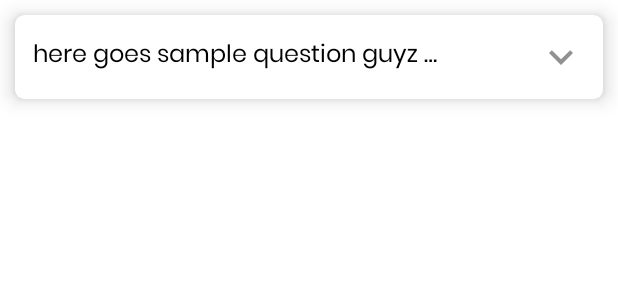
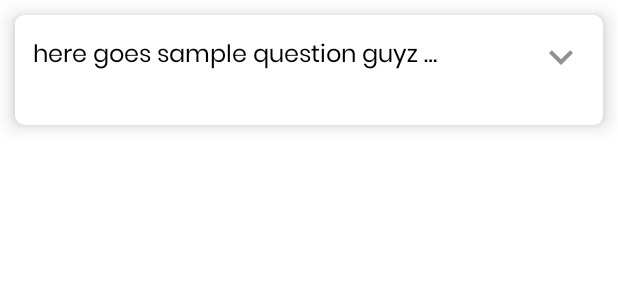
Before and after one commit to Amanegi/Opinion-Poll, an Android app: the layout layout_question_vote.xml on its own in the app's theme, with its tools: preview values and no code run, on a phone screen of 412 x 824 dp. Shown: the top 300 px of the screen. Run offline under Robolectric (Android 15) with nearby library versions, the phone set to English and light mode, and no system bars; plain views replace PieChart.

```diff
--- a/app/src/main/java/com/pravesh/myapplication/admin/activities/AddAdminActivity.java
+++ b/app/src/main/java/com/pravesh/myapplication/admin/activities/AddAdminActivity.java
@@ -32,7 +32,7 @@ import com.google.firebase.firestore.FirebaseFirestore;
 import com.google.firebase.firestore.QueryDocumentSnapshot;
 import com.google.firebase.firestore.QuerySnapshot;
 import com.pravesh.myapplication.R;
-import com.pravesh.myapplication.admin.AdminAdapter;
+import com.pravesh.myapplication.admin.adapter.AdminAdapter;
 import com.pravesh.myapplication.entities.Admin;
 import com.pravesh.myapplication.util.Constants;
 import com.pravesh.myapplication.util.CustomDialog;
--- a/app/src/main/java/com/pravesh/myapplication/admin/activities/AddUserActivity.java
+++ b/app/src/main/java/com/pravesh/myapplication/admin/activities/AddUserActivity.java
@@ -32,7 +32,7 @@ import com.google.firebase.firestore.FirebaseFirestore;
 import com.google.firebase.firestore.QueryDocumentSnapshot;
 import com.google.firebase.firestore.QuerySnapshot;
 import com.pravesh.myapplication.R;
-import com.pravesh.myapplication.admin.AdminAdapter;
+import com.pravesh.myapplication.admin.adapter.AdminAdapter;
 import com.pravesh.myapplication.entities.Admin;
 import com.pravesh.myapplication.util.Constants;
 import com.pravesh.myapplication.util.CustomDialog;
--- a/app/src/main/java/com/pravesh/myapplication/admin/activities/AdminDashboardActivity.java
+++ b/app/src/main/java/com/pravesh/myapplication/admin/activities/AdminDashboardActivity.java
@@ -103,5 +103,6 @@ public class AdminDashboardActivity extends AppCompatActivity {
         editor.clear();
         editor.apply();
         startActivity(new Intent(AdminDashboardActivity.this, LoginActivity.class));
+        finish();
     }
 }
--- a/app/src/main/java/com/pravesh/myapplication/admin/AdminAdapter.java
+++ b/app/src/main/java/com/pravesh/myapplication/admin/adapter/AdminAdapter.java
@@ -1,4 +1,4 @@
-package com.pravesh.myapplication.admin;
+package com.pravesh.myapplication.admin.adapter;
 
 import android.content.Context;
 import android.content.Intent;
--- a/app/src/main/res/layout/layout_question_vote.xml
+++ b/app/src/main/res/layout/layout_question_vote.xml
@@ -9,14 +9,15 @@
 
     <androidx.constraintlayout.widget.ConstraintLayout
         android:layout_width="match_parent"
+        android:layout_height="wrap_content"
         android:animateLayoutChanges="true"
-        android:layout_height="wrap_content"
         android:padding="12dp">
 
         <TextView
             android:id="@+id/txtQuestion"
             android:layout_width="270dp"
             android:layout_height="wrap_content"
+            android:layout_marginTop="2dp"
             android:ellipsize="end"
             android:fontFamily="@font/poppins_regular"
             android:maxLines="1"
@@ -24,15 +25,14 @@
             android:textColor="@android:color/black"
             android:textSize="16sp"
             app:layout_constraintStart_toStartOf="parent"
-            android:layout_marginTop="2dp"
             app:layout_constraintTop_toTopOf="parent" />
 
         <LinearLayout
             android:layout_width="wrap_content"
             android:layout_height="wrap_content"
+            android:orientation="horizontal"
             app:layout_constraintEnd_toEndOf="parent"
-            app:layout_constraintTop_toTopOf="parent"
-            android:orientation="horizontal">
+            app:layout_constraintTop_toTopOf="parent">
 
             <ImageView
                 android:id="@+id/moreBtn"
@@ -40,8 +40,7 @@
                 android:layout_height="32dp"
                 android:background="?android:attr/actionBarItemBackground"
                 android:clickable="true"
-            android:src="@drawable/expand_more_24dp"
-            />
+                android:src="@drawable/expand_more_24dp" />
 
             <ImageView
                 android:id="@+id/lessBtn"
@@ -59,13 +58,13 @@
             android:id="@+id/voteRadioGroup"
             android:layout_width="match_parent"
             android:layout_height="wrap_content"
+            android:animateLayoutChanges="true"
             android:orientation="vertical"
-            android:animateLayoutChanges="true"
             android:padding="10dp"
             android:visibility="gone"
             app:layout_constraintEnd_toEndOf="parent"
             app:layout_constraintStart_toStartOf="parent"
-            app:layout_constraintTop_toBottomOf="@+id/txtQuestion">
+            app:layout_constraintTop_toBottomOf="@+id/txtDate">
 
             <RadioButton
                 android:id="@+id/radio1"
@@ -110,13 +109,22 @@
             app:layout_constraintTop_toBottomOf="@+id/voteRadioGroup" />
 
         <com.github.mikephil.charting.charts.PieChart
+            android:id="@+id/pieChart"
             android:layout_width="match_parent"
-            android:id="@+id/pieChart"
             android:layout_height="350dp"
             android:visibility="gone"
+            android:layout_marginTop="8dp"
+            app:layout_constraintEnd_toEndOf="parent"
             app:layout_constraintStart_toStartOf="parent"
-            app:layout_constraintEnd_toEndOf="parent"
-            app:layout_constraintTop_toBottomOf="@+id/btnVote"/>
+            app:layout_constraintTop_toBottomOf="@+id/txtDate" />
 
+        <TextView
+            android:layout_width="wrap_content"
+            android:layout_height="wrap_content"
+            android:id="@+id/txtDate"
+            android:fontFamily="@font/poppins_regular"
+            android:textSize="12sp"
+            app:layout_constraintTop_toBottomOf="@+id/txtQuestion"
+            app:layout_constraintStart_toStartOf="parent" />
     </androidx.constraintlayout.widget.ConstraintLayout>
 </com.google.android.material.card.MaterialCardView>
--- /dev/null
+++ b/settings.gradle
@@ -0,0 +1,2 @@
+rootProject.name='Opinion Poll'
+include ':app'
```
Also changed, not shown: app/build.gradle (+12 -2 lines), app/src/main/java/com/pravesh/myapplication/admin/activities/AddQuestionActivity.java (+15 -5 lines), app/src/main/java/com/pravesh/myapplication/common/LoginActivity.java (+17 -15 lines), app/src/main/java/com/pravesh/myapplication/common/SplashActivity.java (+7 -6 lines), app/src/main/java/com/pravesh/myapplication/common/VoteAdapter.java (+10 -5 lines), build.gradle (added, +31 -0 lines), gradle.properties (added, +19 -0 lines), gradle/wrapper/gradle-wrapper.properties (added), 7 other files. Lines whose indentation alone changed are shown as unchanged.
